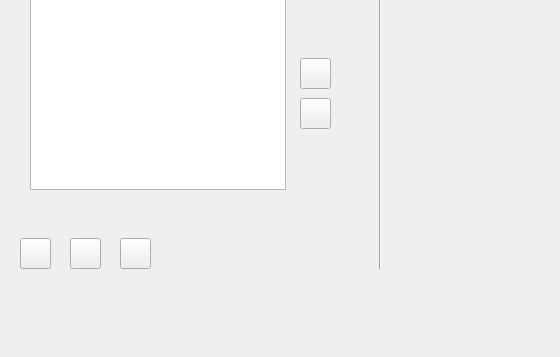
The window that Neuroset/mainwindow.ui (kyleaitken/Neuroset) describes before a commit, drawn with Qt 5; both pictures show x 0 to 560 and y 132 to 489 of the 1142 by 489 pixel window.
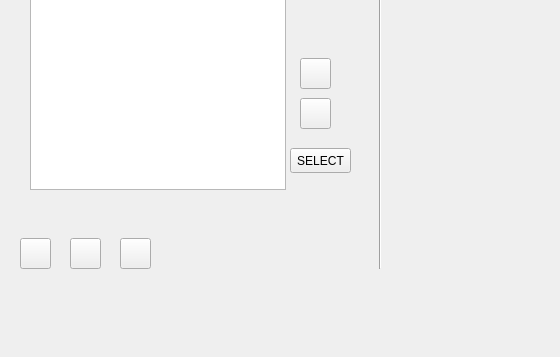
The same window after the commit. Icons and pictures are not drawn. Custom widgets are drawn as their Qt base class.

Commit message: Populated the menu with power button functionality, each selection / button will print a selection to the console, the backend logic can be handled from where the debugs are coming from (in controller)

What changed in the file:
```diff
--- a/Neuroset/mainwindow.ui
+++ b/Neuroset/mainwindow.ui
@@ -362,6 +362,22 @@
      </rect>
     </property>
    </widget>
+   <widget class="QPushButton" name="selectButton">
+    <property name="geometry">
+     <rect>
+      <x>290</x>
+      <y>280</y>
+      <width>61</width>
+      <height>25</height>
+     </rect>
+    </property>
+    <property name="focusPolicy">
+     <enum>Qt::NoFocus</enum>
+    </property>
+    <property name="text">
+     <string>SELECT</string>
+    </property>
+   </widget>
   </widget>
   <widget class="QMenuBar" name="menubar">
    <property name="geometry">
```
Left out of the diff: 19 changed lines with no effect on the pictures. The commit also changes 4 other files.
